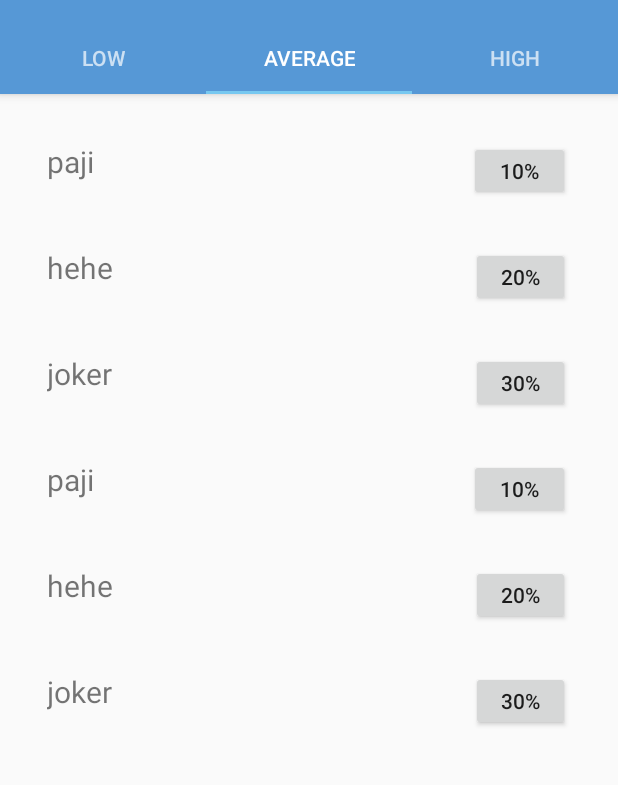
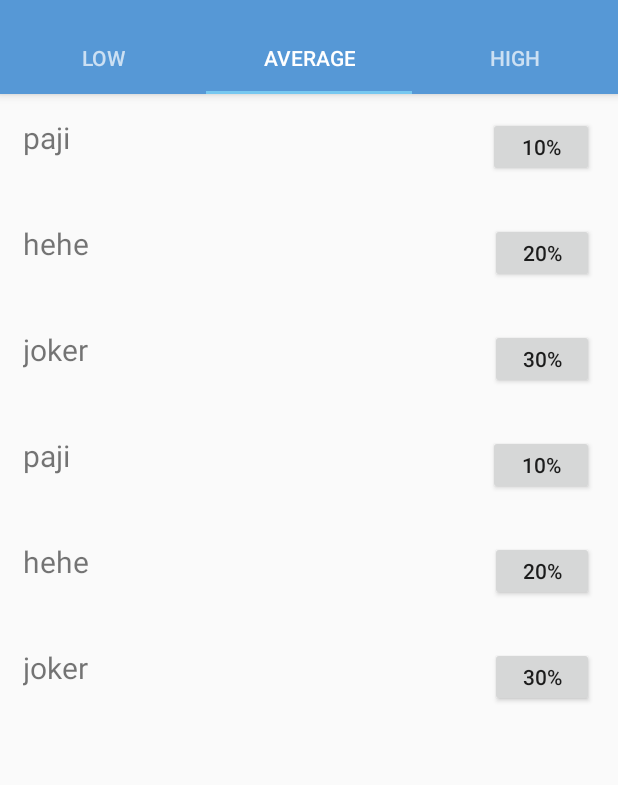
Before and after one commit to CustomAP/PortalApp, an Android app: the CredsActivity screen opened directly, with no data from a screen before it, tab 2 chosen, on a phone screen of 412 x 824 dp, the part 62-847 px from its top. Run offline under Robolectric (Android 15) with nearby library versions, the phone set to English and light mode, and no system bars; 1 statement that could not run was skipped.

Commit message:
Issues resolved.

```diff
--- a/app/src/main/java/com/aceshub/portal/subjects/ui/CredsActivity.java
+++ b/app/src/main/java/com/aceshub/portal/subjects/ui/CredsActivity.java
@@ -12,15 +12,14 @@ import android.support.v7.widget.LinearLayoutManager;
 import android.support.v7.widget.RecyclerView;
 import android.support.v7.widget.Toolbar;
 import android.view.LayoutInflater;
-import android.view.Menu;
 import android.view.MenuItem;
 import android.view.View;
 import android.view.ViewGroup;
 import android.widget.Toast;
 
+import com.aceshub.portal.R;
 import com.aceshub.portal.subjects.adapter.CredsAdapter;
 import com.aceshub.portal.subjects.model.CredsData;
-import com.aceshub.portal.R;
 
 public class CredsActivity extends AppCompatActivity {
 
@@ -68,7 +67,6 @@ public class CredsActivity extends AppCompatActivity {
 
             @Override
             public void onPageSelected(int position) {
-                Toast.makeText(CredsActivity.this, String.valueOf(position), Toast.LENGTH_SHORT).show();
                 PlaceholderFragment.adapter = new CredsAdapter(CredsData.getListData(position), PlaceholderFragment.rootView.getContext());
                 PlaceholderFragment.recview.setAdapter(PlaceholderFragment.adapter);
             }
@@ -104,13 +102,14 @@ public class CredsActivity extends AppCompatActivity {
      * A placeholder fragment containing a simple view.
      */
     public static class PlaceholderFragment extends Fragment {
-        private static RecyclerView recview;
-        private static View rootView;
-        private static CredsAdapter adapter;/**
+        /**
          * The fragment argument representing the section number for this
          * fragment.
          */
         private static final String ARG_SECTION_NUMBER = "section_number";
+        private static RecyclerView recview;
+        private static View rootView;
+        private static CredsAdapter adapter;
 
         public PlaceholderFragment() {
         }
--- a/app/src/main/res/layout/fragment_creds.xml
+++ b/app/src/main/res/layout/fragment_creds.xml
@@ -2,17 +2,13 @@
     xmlns:tools="http://schemas.android.com/tools"
     android:layout_width="match_parent"
     android:layout_height="match_parent"
-    android:paddingBottom="@dimen/activity_vertical_margin"
-    android:paddingLeft="@dimen/activity_horizontal_margin"
-    android:paddingRight="@dimen/activity_horizontal_margin"
-    android:paddingTop="@dimen/activity_vertical_margin"
     tools:context="com.aceshub.portal.subjects.ui.CredsActivity$PlaceholderFragment">
 
 
     <android.support.v7.widget.RecyclerView
+        android:id="@+id/student_rec_view"
         android:layout_width="match_parent"
         android:layout_height="match_parent"
-        android:layout_alignParentTop="true"
-        android:id="@+id/student_rec_view"/>
+        android:layout_alignParentTop="true" />
 
 </RelativeLayout>
```
Also changed, not shown: app/src/main/java/com/aceshub/portal/subjects/adapter/DerpAdapter.java (+4 -4 lines).
